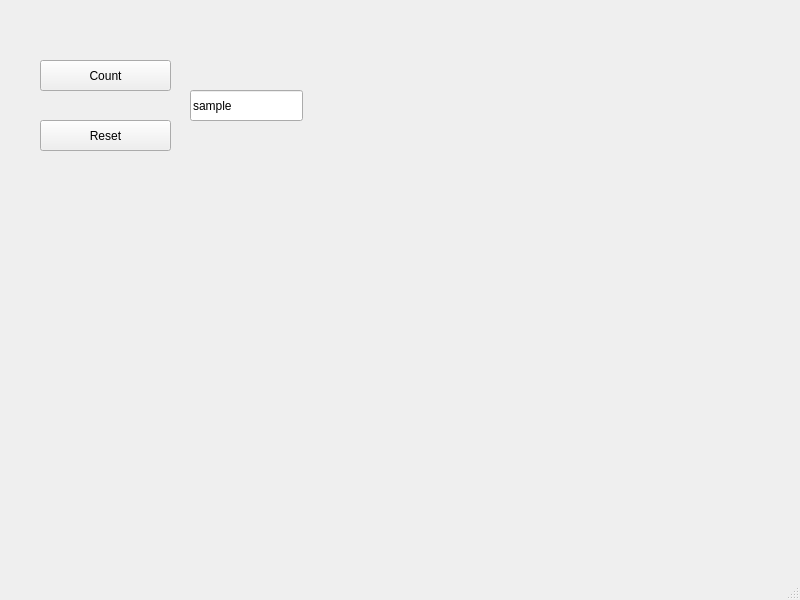
The window that kotitehtava6/mainwindow.ui (ArttuIivari/olio-ohjelmointi) describes before a commit, drawn with Qt 5.
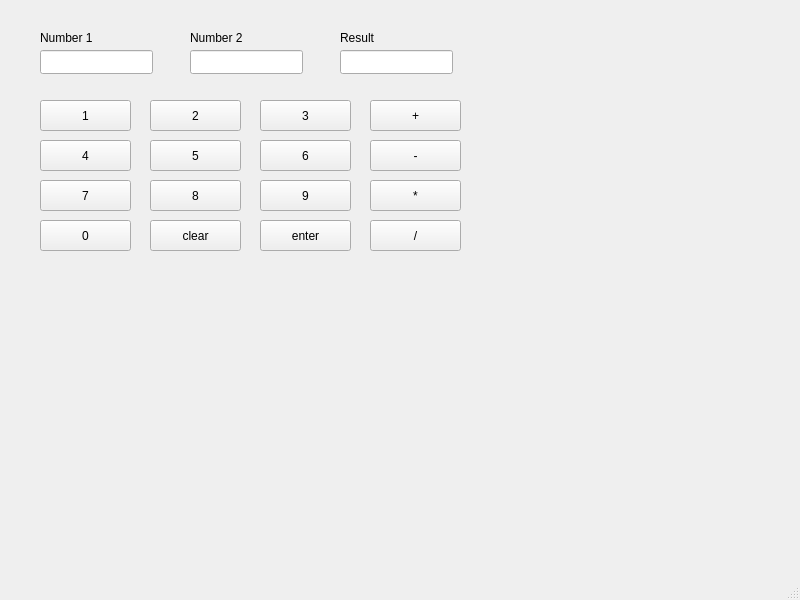
The same window after the commit.

What changed in the file:
```diff
--- a/kotitehtava6/mainwindow.ui
+++ b/kotitehtava6/mainwindow.ui
@@ -17,40 +17,278 @@
    <widget class="QLineEdit" name="textNumber">
     <property name="geometry">
      <rect>
+      <x>40</x>
+      <y>50</y>
+      <width>113</width>
+      <height>24</height>
+     </rect>
+    </property>
+   </widget>
+   <widget class="QLineEdit" name="lineEditNumber2">
+    <property name="geometry">
+     <rect>
       <x>190</x>
-      <y>90</y>
+      <y>50</y>
       <width>113</width>
+      <height>24</height>
+     </rect>
+    </property>
+   </widget>
+   <widget class="QLineEdit" name="lineEditResult">
+    <property name="geometry">
+     <rect>
+      <x>340</x>
+      <y>50</y>
+      <width>113</width>
+      <height>24</height>
+     </rect>
+    </property>
+   </widget>
+   <widget class="QLabel" name="label">
+    <property name="geometry">
+     <rect>
+      <x>40</x>
+      <y>30</y>
+      <width>71</width>
+      <height>16</height>
+     </rect>
+    </property>
+    <property name="text">
+     <string>Number 1</string>
+    </property>
+   </widget>
+   <widget class="QLabel" name="label_2">
+    <property name="geometry">
+     <rect>
+      <x>190</x>
+      <y>30</y>
+      <width>81</width>
+      <height>16</height>
+     </rect>
+    </property>
+    <property name="text">
+     <string>Number 2</string>
+    </property>
+   </widget>
+   <widget class="QLabel" name="label_3">
+    <property name="geometry">
+     <rect>
+      <x>340</x>
+      <y>30</y>
+      <width>49</width>
+      <height>16</height>
+     </rect>
+    </property>
+    <property name="text">
+     <string>Result</string>
+    </property>
+   </widget>
+   <widget class="QPushButton" name="btn1">
+    <property name="geometry">
+     <rect>
+      <x>40</x>
+      <y>100</y>
+      <width>91</width>
       <height>31</height>
      </rect>
     </property>
     <property name="text">
-     <string>sample</string>
+     <string>1</string>
     </property>
    </widget>
    <widget class="QPushButton" name="btn_count">
     <property name="geometry">
      <rect>
+      <x>150</x>
+      <y>100</y>
+      <width>91</width>
+      <height>31</height>
+     </rect>
+    </property>
+    <property name="text">
+     <string>2</string>
+    </property>
+   </widget>
+   <widget class="QPushButton" name="btn3">
+    <property name="geometry">
+     <rect>
+      <x>260</x>
+      <y>100</y>
+      <width>91</width>
+      <height>31</height>
+     </rect>
+    </property>
+    <property name="text">
+     <string>3</string>
+    </property>
+   </widget>
+   <widget class="QPushButton" name="btnPlus">
+    <property name="geometry">
+     <rect>
+      <x>370</x>
+      <y>100</y>
+      <width>91</width>
+      <height>31</height>
+     </rect>
+    </property>
+    <property name="text">
+     <string>+</string>
+    </property>
+   </widget>
+   <widget class="QPushButton" name="btn4">
+    <property name="geometry">
+     <rect>
       <x>40</x>
-      <y>60</y>
-      <width>131</width>
+      <y>140</y>
+      <width>91</width>
       <height>31</height>
      </rect>
     </property>
     <property name="text">
-     <string>Count</string>
+     <string>4</string>
     </property>
    </widget>
    <widget class="QPushButton" name="btn_reset">
     <property name="geometry">
      <rect>
+      <x>150</x>
+      <y>140</y>
+      <width>91</width>
+      <height>31</height>
+     </rect>
+    </property>
+    <property name="text">
+     <string>5</string>
+    </property>
+   </widget>
+   <widget class="QPushButton" name="btn6">
+    <property name="geometry">
+     <rect>
+      <x>260</x>
+      <y>140</y>
+      <width>91</width>
+      <height>31</height>
+     </rect>
+    </property>
+    <property name="text">
+     <string>6</string>
+    </property>
+   </widget>
+   <widget class="QPushButton" name="btnMinus">
+    <property name="geometry">
+     <rect>
+      <x>370</x>
+      <y>140</y>
+      <width>91</width>
+      <height>31</height>
+     </rect>
+    </property>
+    <property name="text">
+     <string>-</string>
+    </property>
+   </widget>
+   <widget class="QPushButton" name="btn7">
+    <property name="geometry">
+     <rect>
       <x>40</x>
-      <y>120</y>
-      <width>131</width>
+      <y>180</y>
+      <width>91</width>
       <height>31</height>
      </rect>
     </property>
     <property name="text">
-     <string>Reset</string>
+     <string>7</string>
+    </property>
+   </widget>
+   <widget class="QPushButton" name="btn8">
+    <property name="geometry">
+     <rect>
+      <x>150</x>
+      <y>180</y>
+      <width>91</width>
+      <height>31</height>
+     </rect>
+    </property>
+    <property name="text">
+     <string>8</string>
+    </property>
+   </widget>
+   <widget class="QPushButton" name="btn9">
+    <property name="geometry">
+     <rect>
+      <x>260</x>
+      <y>180</y>
+      <width>91</width>
+      <height>31</height>
+     </rect>
+    </property>
+    <property name="text">
+     <string>9</string>
+    </property>
+   </widget>
+   <widget class="QPushButton" name="btnMultiply">
+    <property name="geometry">
+     <rect>
+      <x>370</x>
+      <y>180</y>
+      <width>91</width>
+      <height>31</height>
+     </rect>
+    </property>
+    <property name="text">
+     <string>*</string>
+    </property>
+   </widget>
+   <widget class="QPushButton" name="btn0">
+    <property name="geometry">
+     <rect>
+      <x>40</x>
+      <y>220</y>
+      <width>91</width>
+      <height>31</height>
+     </rect>
+    </property>
+    <property name="text">
+     <string>0</string>
+    </property>
+   </widget>
+   <widget class="QPushButton" name="btnClear">
+    <property name="geometry">
+     <rect>
+      <x>150</x>
+      <y>220</y>
+      <width>91</width>
+      <height>31</height>
+     </rect>
+    </property>
+    <property name="text">
+     <string>clear</string>
+    </property>
+   </widget>
+   <widget class="QPushButton" name="btnEnter">
+    <property name="geometry">
+     <rect>
+      <x>260</x>
+      <y>220</y>
+      <width>91</width>
+      <height>31</height>
+     </rect>
+    </property>
+    <property name="text">
+     <string>enter</string>
+    </property>
+   </widget>
+   <widget class="QPushButton" name="btnDivide">
+    <property name="geometry">
+     <rect>
+      <x>370</x>
+      <y>220</y>
+      <width>91</width>
+      <height>31</height>
+     </rect>
+    </property>
+    <property name="text">
+     <string>/</string>
     </property>
    </widget>
   </widget>
```
Left out of the diff: 6 changed lines with no effect on the pictures.
